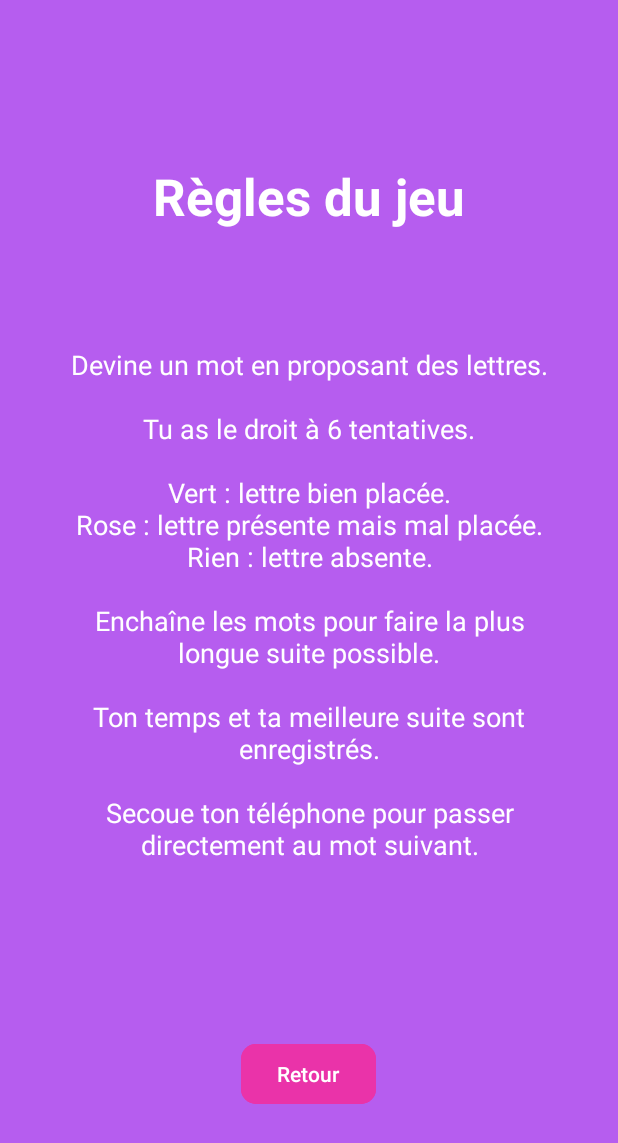
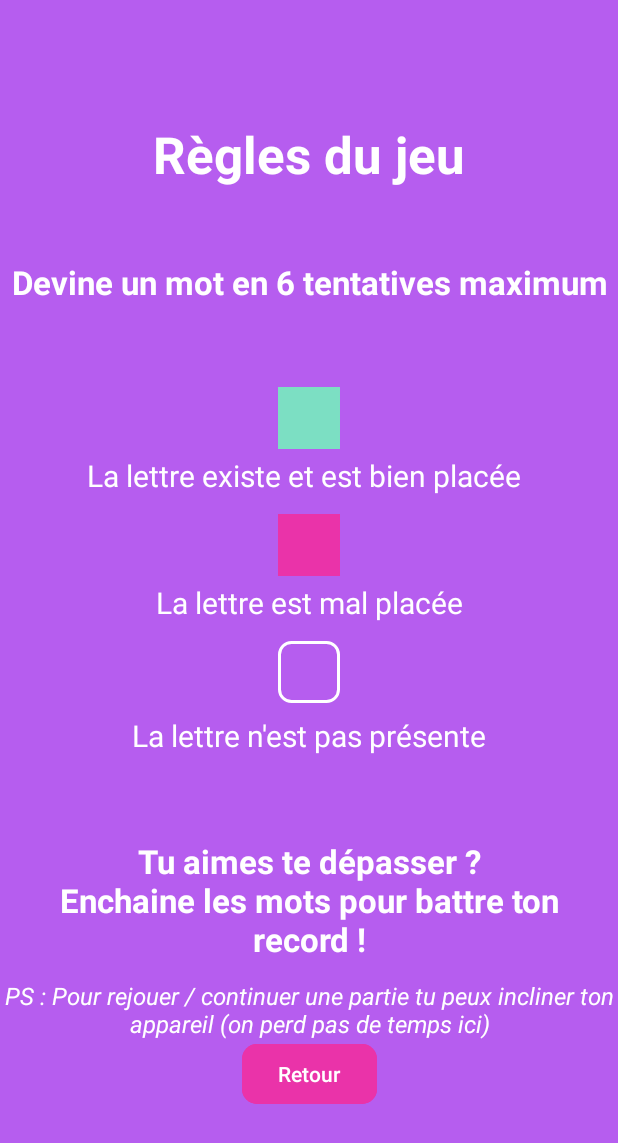
Before and after one commit to 2Axelle9/jeu-Mot-A-Mot, an Android app: the RulesActivity screen opened directly, with no data from a screen before it, on a phone screen of 412 x 824 dp. Shown: the top 1143 px of the screen. Run offline under Robolectric (Android 15) with nearby library versions, the phone set to English and light mode, and no system bars.

Commit message:
Règles du jeu retravaillées (design / positions)

```diff
--- a/app/src/main/res/layout/activity_rules.xml
+++ b/app/src/main/res/layout/activity_rules.xml
@@ -12,7 +12,7 @@
         android:id="@+id/tvRulesTitle"
         android:layout_width="wrap_content"
         android:layout_height="wrap_content"
-        android:layout_marginTop="108dp"
+        android:layout_marginTop="80dp"
         android:text="@string/rulesTitle"
         android:textColor="@color/dark_color"
         android:textSize="34sp"
@@ -32,21 +32,123 @@
         app:cornerRadius="10dp"
         app:layout_constraintBottom_toBottomOf="parent"
         app:layout_constraintEnd_toEndOf="parent"
-        app:layout_constraintHorizontal_bias="0.498"
         app:layout_constraintStart_toStartOf="parent" />
 
     <TextView
-        android:id="@+id/tvRules"
-        android:layout_width="329dp"
-        android:layout_height="359dp"
-        android:text="@string/rules"
+        android:id="@+id/tvRulesGoal"
+        android:layout_width="wrap_content"
+        android:layout_height="wrap_content"
+        android:layout_marginTop="48dp"
+        android:text="@string/rules_goal"
         android:textAlignment="center"
         android:textColor="@color/dark_color"
-        android:textSize="18sp"
+        android:textSize="22sp"
+        android:textStyle="bold"
+        app:layout_constraintEnd_toEndOf="parent"
+        app:layout_constraintStart_toStartOf="parent"
+        app:layout_constraintTop_toBottomOf="@+id/tvRulesTitle" />
+
+    <TextView
+        android:id="@+id/tvRulesPS"
+        android:layout_width="wrap_content"
+        android:layout_height="40dp"
+        android:layout_marginTop="12dp"
+        android:text="@string/rules_ps"
+        android:textAlignment="center"
+        android:textColor="@color/dark_color"
+        android:textSize="16sp"
+        android:textStyle="italic"
         app:layout_constraintBottom_toTopOf="@+id/btnBackRules"
         app:layout_constraintEnd_toEndOf="parent"
         app:layout_constraintStart_toStartOf="parent"
-        app:layout_constraintTop_toBottomOf="@+id/tvRulesTitle"
-        app:layout_constraintVertical_bias="0.433" />
+        app:layout_constraintTop_toBottomOf="@+id/tvRulesMotivation" />
+
+    <TextView
+        android:id="@+id/tvRulesMotivation"
+        android:layout_width="wrap_content"
+        android:layout_height="wrap_content"
+        android:layout_marginTop="55dp"
+        android:text="@string/rules_motivation"
+        android:textAlignment="center"
+        android:textColor="@color/dark_color"
+        android:textSize="22sp"
+        android:textStyle="bold"
+        app:layout_constraintEnd_toEndOf="parent"
+        app:layout_constraintStart_toStartOf="parent"
+        app:layout_constraintTop_toBottomOf="@+id/tvRulesAbsent" />
+
+    <TextView
+        android:id="@+id/tvRulesPresent"
+        android:layout_width="wrap_content"
+        android:layout_height="wrap_content"
+        android:layout_marginTop="4dp"
+        android:text="@string/rules_present"
+        android:textAlignment="center"
+        android:textColor="@color/dark_color"
+        android:textSize="20sp"
+        app:layout_constraintEnd_toEndOf="parent"
+        app:layout_constraintStart_toStartOf="parent"
+        app:layout_constraintTop_toBottomOf="@+id/tvColorPresent" />
+
+    <TextView
+        android:id="@+id/tvColorCorrect"
+        android:layout_width="41dp"
+        android:layout_height="41dp"
+        android:layout_marginTop="55dp"
+        android:background="@color/correct"
+        android:text="        "
+        app:layout_constraintEnd_toEndOf="parent"
+        app:layout_constraintStart_toStartOf="parent"
+        app:layout_constraintTop_toBottomOf="@+id/tvRulesGoal" />
+
+    <TextView
+        android:id="@+id/tvColorPresent"
+        android:layout_width="41dp"
+        android:layout_height="41dp"
+        android:layout_marginTop="12dp"
+        android:background="@color/present"
+        android:text="        "
+        app:layout_constraintEnd_toEndOf="parent"
+        app:layout_constraintStart_toStartOf="parent"
+        app:layout_constraintTop_toBottomOf="@+id/tvRulesCorrect" />
+
+    <TextView
+        android:id="@+id/tvColorAbsent"
+        android:layout_width="41dp"
+        android:layout_height="41dp"
+        android:layout_marginTop="12dp"
+        android:background="@drawable/border"
+        android:text="        "
+        app:layout_constraintEnd_toEndOf="parent"
+        app:layout_constraintStart_toStartOf="parent"
+        app:layout_constraintTop_toBottomOf="@+id/tvRulesPresent" />
+
+    <TextView
+        android:id="@+id/tvRulesCorrect"
+        android:layout_width="wrap_content"
+        android:layout_height="wrap_content"
+        android:layout_marginTop="4dp"
+        android:text="@string/rules_correct"
+        android:textAlignment="center"
+        android:textColor="@color/dark_color"
+        android:textSize="20sp"
+        app:layout_constraintEnd_toEndOf="parent"
+        app:layout_constraintHorizontal_bias="0.466"
+        app:layout_constraintStart_toStartOf="parent"
+        app:layout_constraintTop_toBottomOf="@+id/tvColorCorrect" />
+
+    <TextView
+        android:id="@+id/tvRulesAbsent"
+        android:layout_width="294dp"
+        android:layout_height="wrap_content"
+        android:layout_marginTop="8dp"
+        android:text="@string/rules_absent"
+        android:textAlignment="center"
+        android:textColor="@color/dark_color"
+        android:textSize="20sp"
+        app:layout_constraintEnd_toEndOf="parent"
+        app:layout_constraintHorizontal_bias="0.504"
+        app:layout_constraintStart_toStartOf="parent"
+        app:layout_constraintTop_toBottomOf="@+id/tvColorAbsent" />
 
 </androidx.constraintlayout.widget.ConstraintLayout>
--- a/app/src/main/res/values/strings.xml
+++ b/app/src/main/res/values/strings.xml
@@ -6,6 +6,16 @@
     <string name="btn_back">Retour</string>
     <string name="rulesTitle">Règles du jeu</string>
     <string name="rules">Devine un mot en proposant des lettres.\n\nTu as le droit à 6 tentatives.\n\nVert : lettre bien placée.\nRose : lettre présente mais mal placée.\nRien : lettre absente.\n\nEnchaîne les mots pour faire la plus longue suite possible.\n\nTon temps et ta meilleure suite sont enregistrés.\n\nSecoue ton téléphone pour passer directement au mot suivant.</string>
+
+    <string name="rules_goal">Devine un mot en 6 tentatives maximum</string>
+    <string name="rules_correct">La lettre existe et est bien placée</string>
+    <string name="rules_present">La lettre est mal placée</string>
+    <string name="rules_absent">La lettre n\'est pas présente</string>
+    <string name="rules_motivation">Tu aimes te dépasser ?\nEnchaine les mots pour battre ton record !</string>
+    <string name="rules_ps">PS : Pour rejouer / continuer une partie tu peux incliner ton appareil (on perd pas de temps ici)</string>
+
+
+
     <string name="creditsTitle">Crédits</string>
     <string name="credits">Ce jeu a été développé par\n\nAxelle HANNIER\n\nIUT de Laval\n\n- 2025 -</string>
     <string name="btn_credits">Crédits</string>
```
